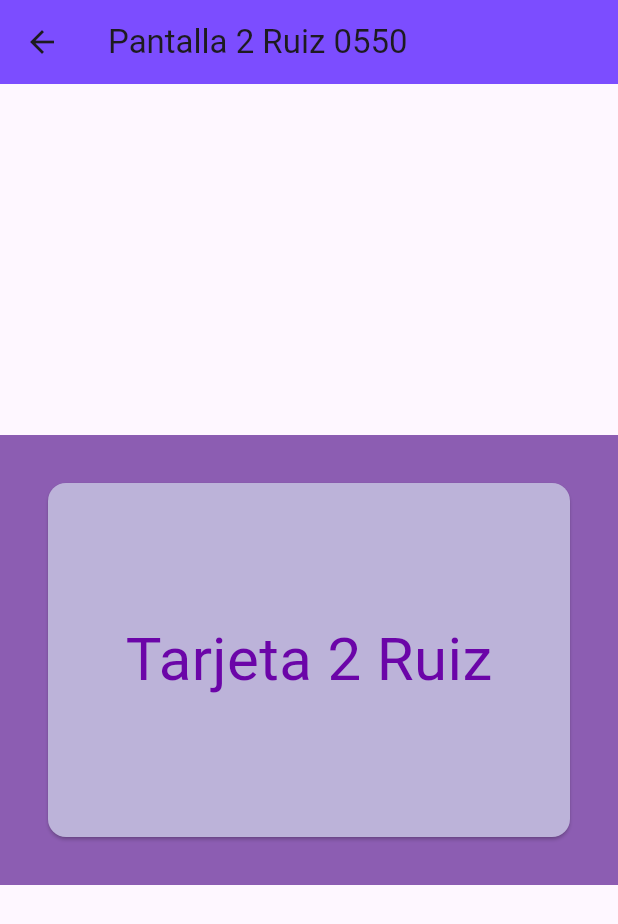
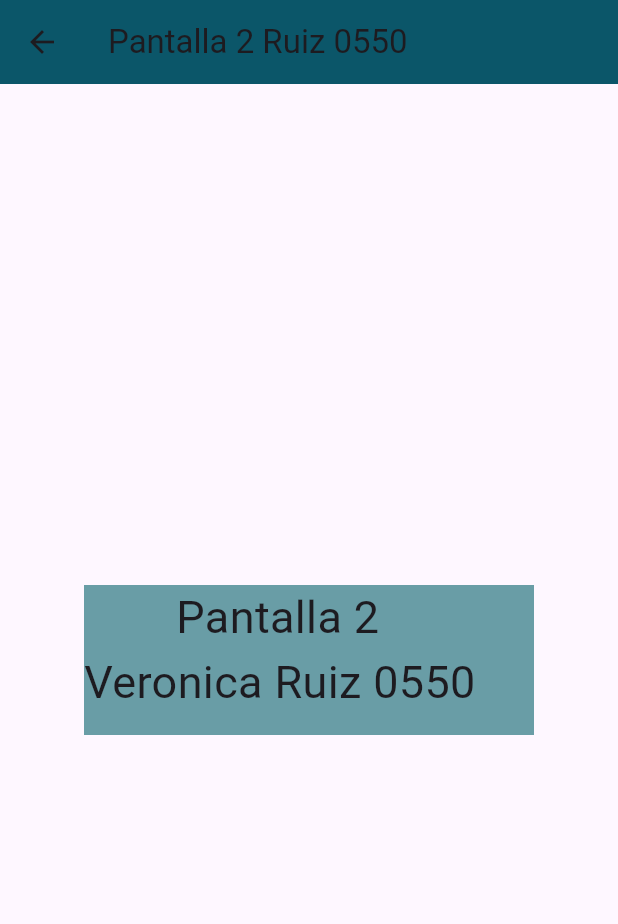
Before and after one commit to veronicaruizav/p15rutas_0550, a Flutter app: the screen it shows after launch, after a tap on "mover a pantalla 2", on a phone screen of 412 x 824 dp. Shown: the top 924 px of the screen. Run offline on Flutter 3.47's test engine with Material 3 defaults, Android fonts, the phone set to English and light mode, and no system bars.

```diff
--- a/lib/main.dart
+++ b/lib/main.dart
@@ -2,6 +2,7 @@ import 'package:flutter/material.dart';
 import 'pantalla2_0550.dart';
 import 'pantalla1_0550.dart';
 import 'pantallaini_0550.dart';
+import 'pantalla3_0550.dart';
 
 void main() => runApp(MiApp0550());
 
@@ -17,6 +18,7 @@ class MiApp0550 extends StatelessWidget {
         "/": (context) => PantallaIni_0550(),
         "/Pantalla1_0550": (context) => Pantalla1_0550(),
         "/Pantalla2_0550": (context) => Pantalla2_0550(),
+        "/Pantalla3_0550": (context) => Pantalla3_0550(),
       }, //fin ruta paginas
     ); //fin de material
   } //fin widget
--- a/lib/pantalla2_0550.dart
+++ b/lib/pantalla2_0550.dart
@@ -10,23 +10,20 @@ class Pantalla2_0550 extends StatelessWidget {
     return Scaffold(
       appBar: AppBar(
         title: Text('Pantalla 2 Ruiz 0550'),
-        backgroundColor: Colors.deepPurpleAccent,
+        backgroundColor: Color(0xff0b5669),
       ),
       body: Center(
         child: Container(
-          color: Color(0xff8c5db2),
-          width: double.infinity,
-          height: 300,
-          child: Card(
-            color: Color(0xffbcb3d9),
-            margin: EdgeInsets.all(32),
-            child: Padding(
-                padding: EdgeInsets.all(16),
-                child: Center(
-                    child: Text(
-                  "Tarjeta 2 Ruiz",
-                  style: TextStyle(fontSize: 40, color: Color(0xff6b05a8)),
-                ))),
+          color: Color(0xff699da6),
+          constraints: BoxConstraints(
+            minHeight: 100,
+            minWidth: 200,
+            maxHeight: 300,
+            maxWidth: 300,
+          ),
+          child: Text(
+            '        Pantalla 2     Veronica Ruiz 0550',
+            style: TextStyle(fontSize: 30),
           ),
         ),
       ),
--- a/lib/pantallaini_0550.dart
+++ b/lib/pantallaini_0550.dart
@@ -20,13 +20,19 @@ class PantallaIni_0550 extends StatelessWidget {
             onPressed: () {
               Navigator.pushNamed(context, "/Pantalla1_0550");
             }, //fin onpressed
-            child: const Text("Ejemplo Card 1"),
+            child: const Text("Mover a pantalla 1"),
           ),
           ElevatedButton(
             onPressed: () {
               Navigator.pushNamed(context, "/Pantalla2_0550");
             }, //fin onpressed
-            child: Text("mover a pantalla 2"),
+            child: const Text("mover a pantalla 2"),
+          ),
+          ElevatedButton(
+            onPressed: () {
+              Navigator.pushNamed(context, "/Pantalla3_0550");
+            }, //fin onpressed
+            child: const Text("mover a pantalla 3"),
           )
         ], //fin de niños
       )),
```
Also changed, not shown: lib/pantalla1_0550.dart (+12 -9 lines), lib/pantalla3_0550.dart (added, +30 -0 lines).
